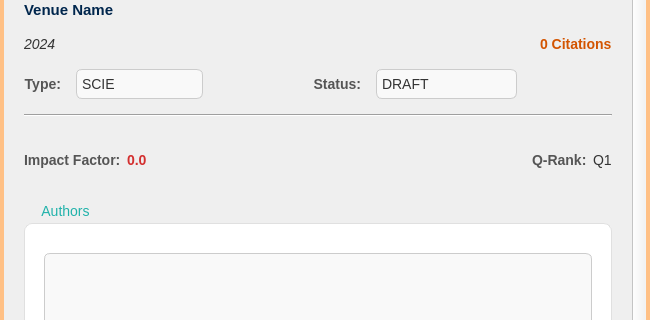
The window that src/components/dialogs/article/articledetailsdialog.ui (DamPhuQuy/Scientific-Article-Management) describes before a commit, drawn with Qt 5; both pictures show x 0 to 650 and y 182 to 502 of the 650 by 850 pixel window.
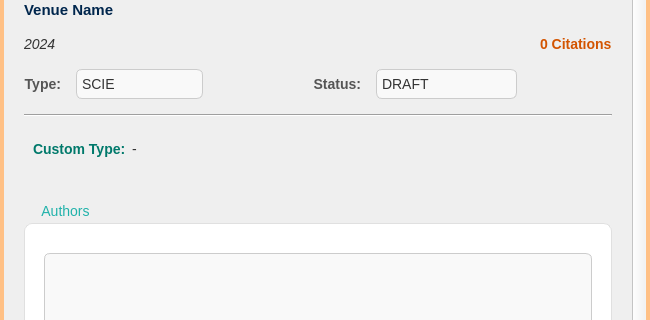
The same window after the commit. The open tabs and pages were chosen to show the change.

Commit message: feat: enhance ArticleDetailsDialog and ArticleInputDialog with custom type handling and UI updates

The edit to the form file:
```diff
--- a/src/components/dialogs/article/articledetailsdialog.ui
+++ b/src/components/dialogs/article/articledetailsdialog.ui
@@ -630,6 +630,27 @@
            </item>
           </layout>
          </widget>
+         <widget class="QWidget" name="pageCUSTOM">
+          <layout class="QFormLayout" name="formLayout_Custom">
+           <item row="0" column="0">
+            <widget class="QLabel" name="label_CustomType">
+             <property name="text">
+              <string>Custom Type:</string>
+             </property>
+             <property name="styleSheet">
+              <string notr="true">font-weight: bold; color: #00796b;</string>
+             </property>
+            </widget>
+           </item>
+           <item row="0" column="1">
+            <widget class="QLabel" name="valCustomTypeName">
+             <property name="text">
+              <string>-</string>
+             </property>
+            </widget>
+           </item>
+          </layout>
+         </widget>
          <widget class="QWidget" name="pageOTHER">
           <layout class="QVBoxLayout" name="verticalLayout_Other"/>
          </widget>
```
The commit also changes 5 other files.
